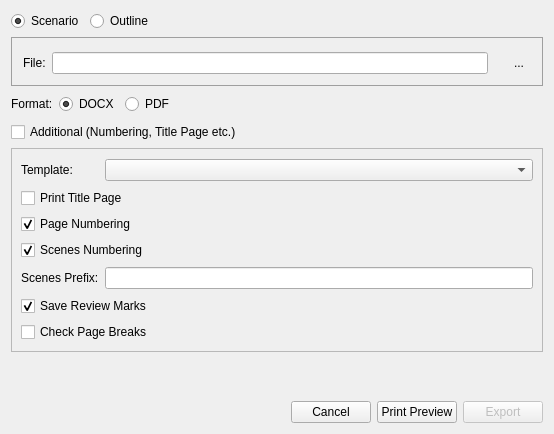
Above: src/bin/scenarist-desktop/UserInterfaceLayer/Export/ExportDialog.ui from dimkanovikov/KITScenarist before the change. Below: the same form after it.
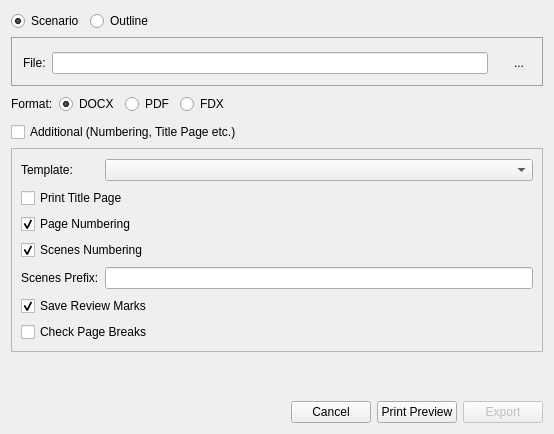
That is the form after the change. Icons and pictures are not drawn. Custom widgets are drawn as their Qt base class.

Commit message: Implement export to Final Draft format

```diff
--- a/src/bin/scenarist-desktop/UserInterfaceLayer/Export/ExportDialog.ui
+++ b/src/bin/scenarist-desktop/UserInterfaceLayer/Export/ExportDialog.ui
@@ -211,6 +211,13 @@
        </property>
       </widget>
      </item>
+     <item>
+      <widget class="QRadioButton" name="fdx">
+       <property name="text">
+        <string>FDX</string>
+       </property>
+      </widget>
+     </item>
      <item>
       <spacer name="horizontalSpacer_2">
        <property name="orientation">
```
Left out of the diff: 1 changed line with no effect on the pictures. The commit also changes 7 other files.
